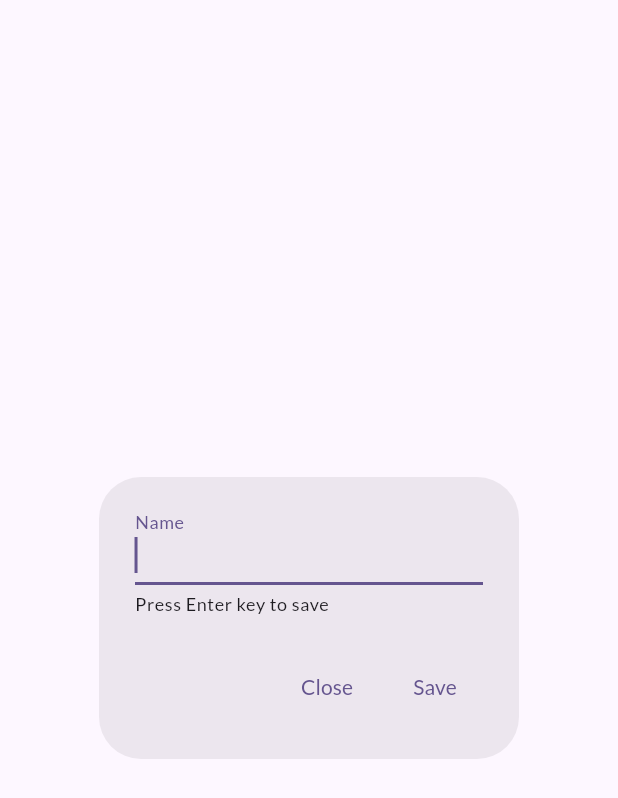
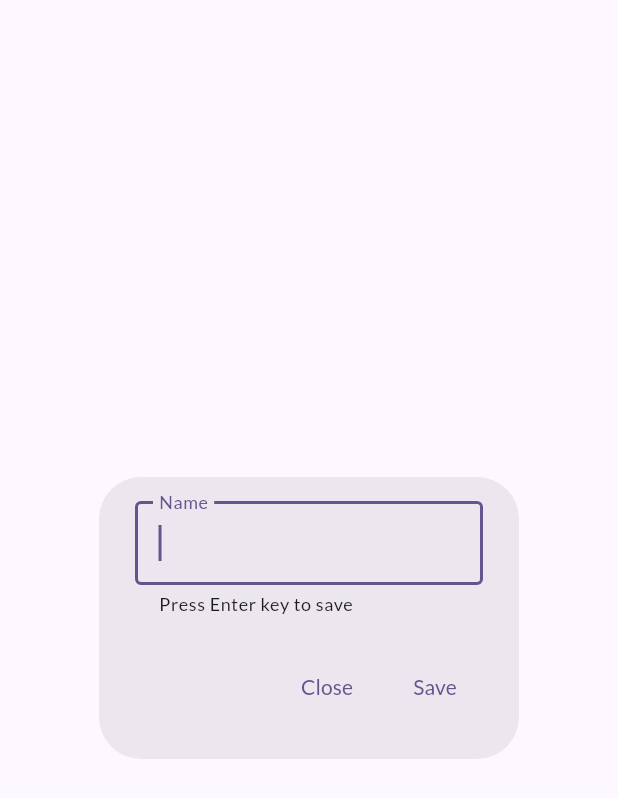
Before and after one commit to goto-eof/regex_craftsman, a Flutter app: the RegexFormWidget widget shown alone on an empty page, opened directly with empty values, on a phone screen of 412 x 824 dp. Shown: the top 798 px of the screen. Run offline on Flutter 3.47's test engine with Material 2 defaults, Android fonts, the phone set to English and light mode, and no system bars; our stand-ins replace google_fonts, package_info_plus, sqflite_common_ffi; accounts and stored records are empty.

Commit message:
chore: ui improvements

```diff
--- a/lib/widget/regex_form_widget.dart
+++ b/lib/widget/regex_form_widget.dart
@@ -84,6 +84,9 @@ class _RegexFormWidgetState extends State<RegexFormWidget> {
             child: TextField(
               autofocus: true,
               decoration: InputDecoration(
+                  border: const OutlineInputBorder(
+                      borderSide: BorderSide(width: 1, color: Colors.black),
+                      borderRadius: BorderRadius.all(Radius.circular(4))),
                   label: const Text("Name"),
                   helperStyle: TextStyle(
                       color: validationMessage != null
```
